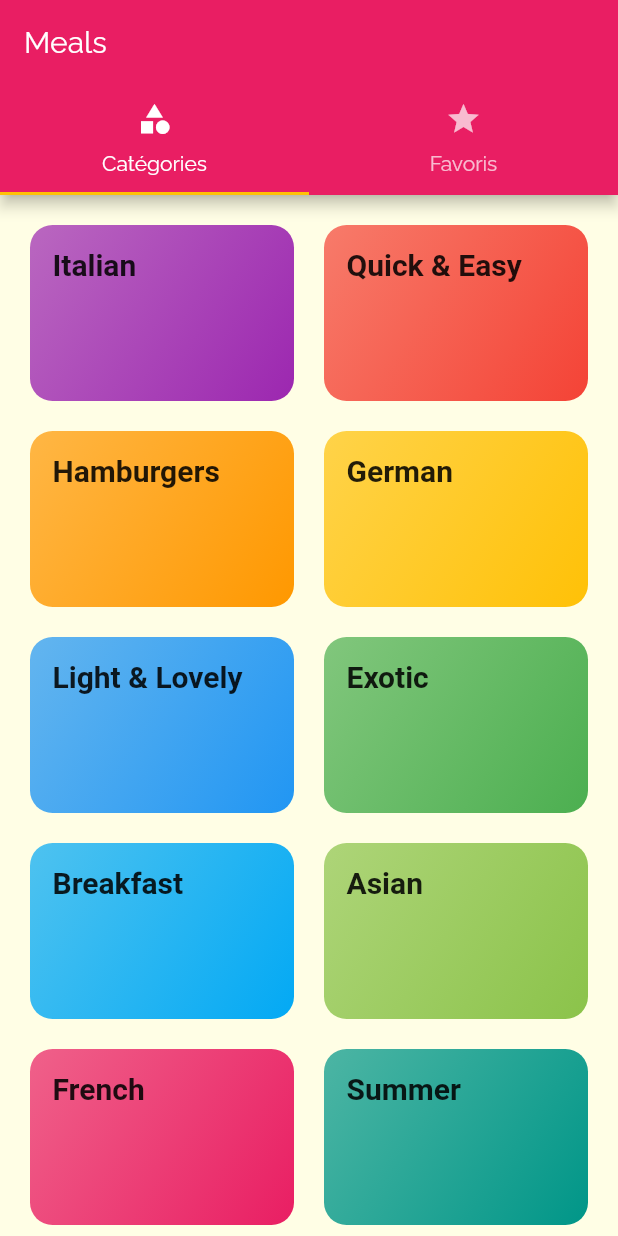
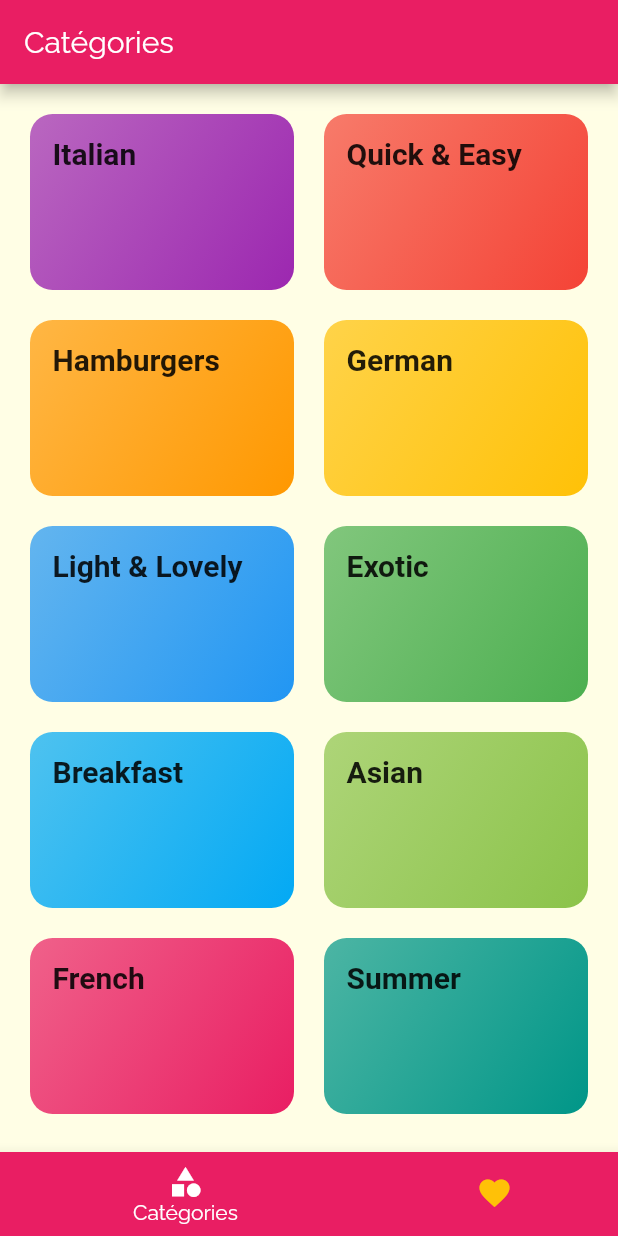
Before and after one commit to Bandoss-Ariss/meals_app, a Flutter app: the screen it shows after launch, on a phone screen of 412 x 824 dp. Run offline on Flutter 3.47's test engine with Material 2 defaults, Android fonts, the phone set to English and light mode, and no system bars.

```diff
--- a/lib/screens/tabs_screen.dart
+++ b/lib/screens/tabs_screen.dart
@@ -12,26 +12,43 @@ class TabsScreen extends StatefulWidget {
 }
 
 class _TabsScreenState extends State<TabsScreen> {
+  final List<Map<String, dynamic>> pages = [
+    {'page': CategoriesScreen(), 'title': "Catégories"},
+    {'page': FavoritesScreen(), 'title': "Favoris"},
+  ];
+  int _selectedPageIndex = 0;
+  void _selectPage(int index) {
+    setState(() {
+      _selectedPageIndex = index;
+    });
+  }
+
   @override
   Widget build(BuildContext context) {
-    return DefaultTabController(
-      length: 2,
-      child: Scaffold(
-        appBar: AppBar(
-          title: Text("Meals"),
-          bottom: TabBar(
-            // ignore: prefer_const_literals_to_create_immutables
-            tabs: [
-              const Tab(icon: Icon(Icons.category), text: "Catégories"),
-              const Tab(icon: Icon(Icons.star), text: "Favoris"),
-            ],
-          ),
-        ),
-        //l'ordre des screens doit matcher avec celui des tabs en haut
-        body: TabBarView(children: [
-          CategoriesScreen(),
-          FavoritesScreen(),
-        ]),
+    return Scaffold(
+      appBar: AppBar(
+        title: Text(pages[_selectedPageIndex]["title"]),
+      ),
+      body: pages[_selectedPageIndex]['page'],
+      bottomNavigationBar: BottomNavigationBar(
+        onTap: _selectPage,
+        backgroundColor: Theme.of(context).primaryColor,
+        unselectedLabelStyle: TextStyle(color: Colors.white),
+        selectedItemColor: Colors.white,
+        unselectedItemColor: Colors.amber,
+        currentIndex: _selectedPageIndex,
+        type: BottomNavigationBarType.shifting,
+        // ignore: prefer_const_literals_to_create_immutables
+        items: [
+          BottomNavigationBarItem(
+              backgroundColor: Theme.of(context).primaryColor,
+              icon: Icon(Icons.category),
+              label: "Catégories"),
+          BottomNavigationBarItem(
+              backgroundColor: Theme.of(context).primaryColor,
+              icon: Icon(Icons.favorite),
+              label: "Favoris"),
+        ],
       ),
     );
   }
```
